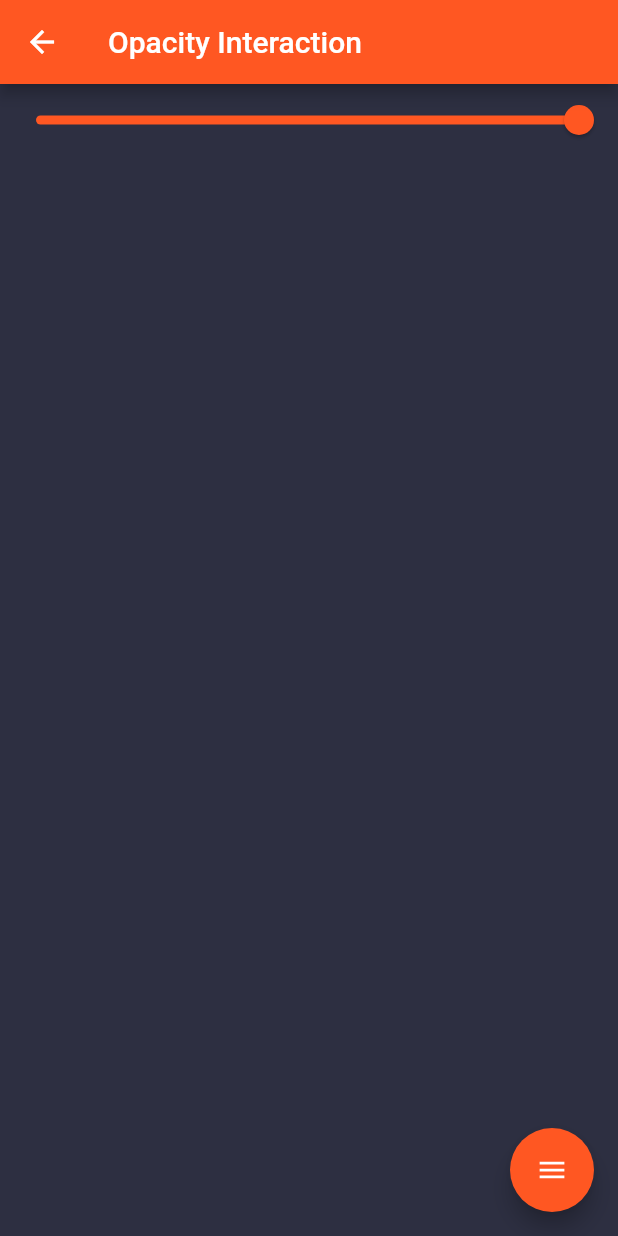
After one commit to tanzil114/playwithme, a Flutter app: the OpacityInteractionScreen screen opened directly, on a phone screen of 412 x 824 dp. The commit adds this screen. Run offline on Flutter 3.47's test engine with Material 2 defaults, Android fonts, the phone set to English and light mode, and no system bars; drawn by our look-alikes of flutter_speed_dial; our stand-ins replace flushbar, flutter_colorpicker.

Commit message:
Added opacity interaction

```diff
--- a/lib/src/constants/app_config.dart
+++ b/lib/src/constants/app_config.dart
@@ -11,4 +11,7 @@ class AppConfig {
   static const double objectBlurSigma = 0.0;
   static const double objectBlurSigmaMin = 0.0;
   static const double objectBlurSigmaMax = 40.0;
+  static const double objectOpacity = 255;
+  static const double objectOpacityMin = 0.0;
+  static const double objectOpacityMax = 255;
 }
--- a/lib/src/object_painter.dart
+++ b/lib/src/object_painter.dart
@@ -3,8 +3,8 @@ import 'constants/app_config.dart';
 import 'dart:ui' as ui;
 
 class ObjectPainter extends CustomPainter {
-  ObjectPainter(
-      {this.objectPoints,
+  ObjectPainter({
+    this.objectPoints,
     this.shouldJoinPoints,
     this.objectColor = AppConfig.objectColor,
     this.shouldBrushPaint = false,
@@ -12,7 +12,9 @@ class ObjectPainter extends CustomPainter {
     this.brushColor,
     this.erasePoints,
     this.objectBlurSigma = -1,
-      this.gradientColorList});
+    this.gradientColorList,
+    this.objectOpacity = -1,
+  });
   final List<Offset> objectPoints;
   final bool shouldJoinPoints;
   final Color objectColor;
@@ -22,6 +24,7 @@ class ObjectPainter extends CustomPainter {
   final List<Offset> erasePoints;
   final double objectBlurSigma;
   final List<Color> gradientColorList;
+  final double objectOpacity;
 
   @override
   void paint(Canvas canvas, Size size) {
@@ -32,8 +35,12 @@ class ObjectPainter extends CustomPainter {
     if (objectBlurSigma != -1) {
       currentObjectBlurSigma = objectBlurSigma;
     }
+    double currentObjectOpacity = AppConfig.objectOpacity;
+    if (objectOpacity != -1) {
+      currentObjectOpacity = objectOpacity;
+    }
     var objectPaint = Paint()
-      ..color = objectColor
+      ..color = objectColor.withAlpha(currentObjectOpacity?.toInt())
       ..maskFilter = MaskFilter.blur(BlurStyle.normal, currentObjectBlurSigma)
       ..shader = gradientColorList != null
           ? ui.Gradient.linear(
--- a/lib/src/screens/home_screen.dart
+++ b/lib/src/screens/home_screen.dart
@@ -10,6 +10,7 @@ import 'brush_interaction_screen.dart';
 import 'drag_interaction_screen.dart';
 import 'erase_interaction_screen.dart';
 import 'gradient_interaction_screen.dart';
+import 'opacity_interaction_screen.dart';
 
 class HomeScreen extends StatefulWidget {
   @override
@@ -138,6 +139,21 @@ class _HomeScreenState extends State<HomeScreen> {
                                 );
                               },
                             ),
+                            ListTile(
+                              title: Text('Opacity'),
+                              onTap: () {
+                                Navigator.pop(dialogContext);
+                                Navigator.push(
+                                  context,
+                                  MaterialPageRoute(
+                                    builder: (context) =>
+                                        OpacityInteractionScreen(
+                                      objectPoints: _objectPoints,
+                                    ),
+                                  ),
+                                );
+                              },
+                            ),
                           ],
                         ));
               }
--- /dev/null
+++ b/lib/src/screens/opacity_interaction_screen.dart
@@ -0,0 +1,84 @@
+import 'package:flutter/material.dart';
+import 'package:flutter_speed_dial/flutter_speed_dial.dart';
+import 'package:playwithme/src/constants/app_config.dart';
+import 'package:playwithme/src/helper/helper.dart';
+
+import '../object_painter.dart';
+
+class OpacityInteractionScreen extends StatefulWidget {
+  final List<Offset> objectPoints;
+  const OpacityInteractionScreen({Key key, this.objectPoints})
+      : super(key: key);
+  @override
+  _OpacityInteractionScreenState createState() =>
+      _OpacityInteractionScreenState();
+}
+
+class _OpacityInteractionScreenState extends State<OpacityInteractionScreen> {
+  final double sliderHeight = 170;
+  double _currentOpacity = AppConfig.objectOpacity;
+
+  final _appBar = AppBar(
+    title: Text('Opacity Interaction'),
+  );
+
+  @override
+  Widget build(BuildContext context) {
+    return Scaffold(
+      appBar: _appBar,
+      floatingActionButton: SpeedDial(
+        marginRight: 18,
+        marginBottom: 60,
+        animatedIcon: AnimatedIcons.menu_close,
+        animatedIconTheme: IconThemeData(size: 22.0),
+        shape: CircleBorder(),
+        children: [
+          SpeedDialChild(
+            child: Icon(Icons.arrow_back),
+            backgroundColor: Colors.red,
+            label: 'Back',
+            labelStyle: TextStyle(fontSize: 18.0),
+            onTap: () => Navigator.pop(context),
+          ),
+          SpeedDialChild(
+            child: Icon(Icons.info),
+            backgroundColor: Colors.red,
+            label: 'Info',
+            labelStyle: TextStyle(fontSize: 18.0),
+            onTap: () => Helper.showAlertDialog(context, 'Opacity Interaction',
+                'Adjust the slider to change opacity of the object'),
+          ),
+        ],
+      ),
+      body: GestureDetector(
+        child: Container(
+          color: AppConfig.backgroundColor,
+          child: Column(
+            children: [
+              Slider(
+                value: _currentOpacity,
+                min: AppConfig.objectOpacityMin,
+                max: AppConfig.objectOpacityMax,
+                divisions: AppConfig.objectOpacityMax.toInt(),
+                label: _currentOpacity.round().toString(),
+                onChanged: (double value) {
+                  setState(() {
+                    _currentOpacity = value;
+                  });
+                },
+              ),
+              CustomPaint(
+                painter: ObjectPainter(
+                  objectPoints: widget.objectPoints,
+                  shouldJoinPoints: true,
+                  objectOpacity: _currentOpacity,
+                ),
+                child: Container(),
+              ),
+            ],
+          ),
+        ),
+      ),
+    );
+  }
+}
```
Lines whose indentation alone changed are shown as unchanged.
